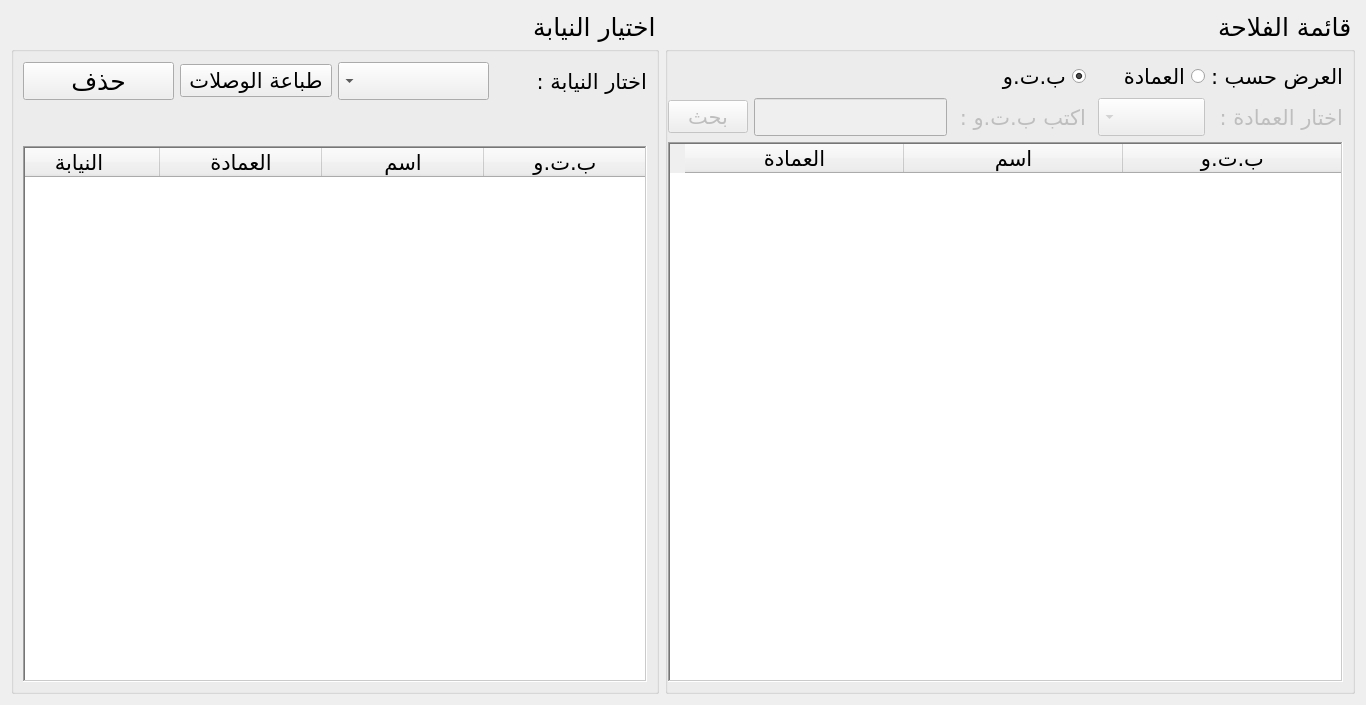
First picture: the form in UI/distribution.ui, repository anwer25/Administration_agricole, before the edit.
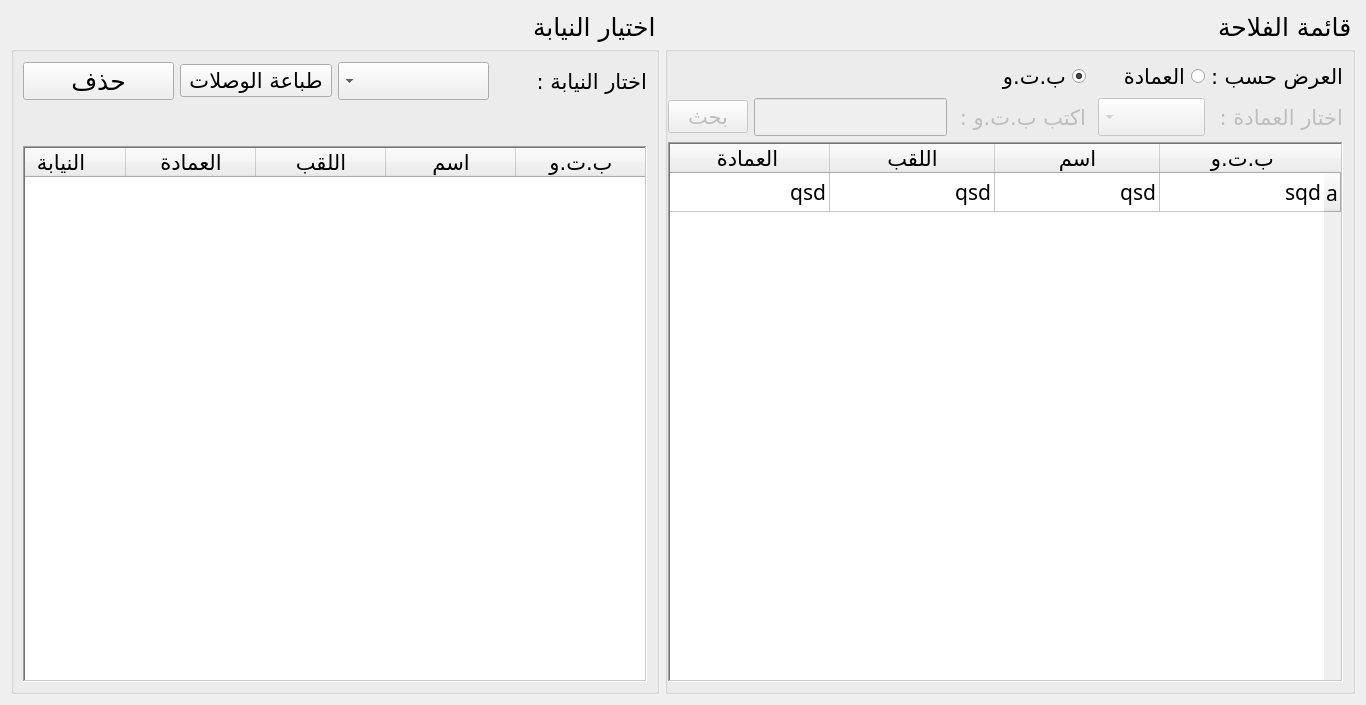
Second picture: the form after the edit.

What changed in the file:
```diff
--- a/UI/distribution.ui
+++ b/UI/distribution.ui
@@ -195,7 +195,7 @@
          <number>6</number>
         </property>
         <property name="verticalScrollBarPolicy">
-         <enum>Qt::ScrollBarAlwaysOff</enum>
+         <enum>Qt::ScrollBarAsNeeded</enum>
         </property>
         <property name="horizontalScrollBarPolicy">
          <enum>Qt::ScrollBarAlwaysOff</enum>
@@ -240,17 +240,22 @@
          <bool>true</bool>
         </property>
         <property name="columnCount">
-         <number>3</number>
+         <number>4</number>
         </property>
         <attribute name="horizontalHeaderVisible">
          <bool>true</bool>
         </attribute>
         <attribute name="horizontalHeaderDefaultSectionSize">
-         <number>219</number>
+         <number>165</number>
         </attribute>
         <attribute name="horizontalHeaderHighlightSections">
          <bool>false</bool>
         </attribute>
+        <row>
+         <property name="text">
+          <string>a</string>
+         </property>
+        </row>
         <column>
          <property name="text">
           <string>ب.ت.و</string>
@@ -261,11 +266,36 @@
           <string>اسم</string>
          </property>
         </column>
+        <column>
+         <property name="text">
+          <string>اللقب</string>
+         </property>
+        </column>
         <column>
          <property name="text">
           <string>العمادة</string>
          </property>
         </column>
+        <item row="0" column="0">
+         <property name="text">
+          <string>sqd</string>
+         </property>
+        </item>
+        <item row="0" column="1">
+         <property name="text">
+          <string>qsd</string>
+         </property>
+        </item>
+        <item row="0" column="2">
+         <property name="text">
+          <string>qsd</string>
+         </property>
+        </item>
+        <item row="0" column="3">
+         <property name="text">
+          <string>qsd</string>
+         </property>
+        </item>
        </widget>
       </item>
      </layout>
@@ -313,7 +343,7 @@
          <enum>QFrame::WinPanel</enum>
         </property>
         <property name="verticalScrollBarPolicy">
-         <enum>Qt::ScrollBarAlwaysOff</enum>
+         <enum>Qt::ScrollBarAsNeeded</enum>
         </property>
         <property name="horizontalScrollBarPolicy">
          <enum>Qt::ScrollBarAlwaysOff</enum>
@@ -358,7 +388,7 @@
          <bool>false</bool>
         </property>
         <attribute name="horizontalHeaderDefaultSectionSize">
-         <number>162</number>
+         <number>130</number>
         </attribute>
         <attribute name="horizontalHeaderHighlightSections">
          <bool>false</bool>
@@ -376,6 +406,11 @@
           <string>اسم</string>
          </property>
         </column>
+        <column>
+         <property name="text">
+          <string>اللقب</string>
+         </property>
+        </column>
         <column>
          <property name="text">
           <string>العمادة</string>
```
Left out of the diff: 66 changed lines with no effect on the pictures.
